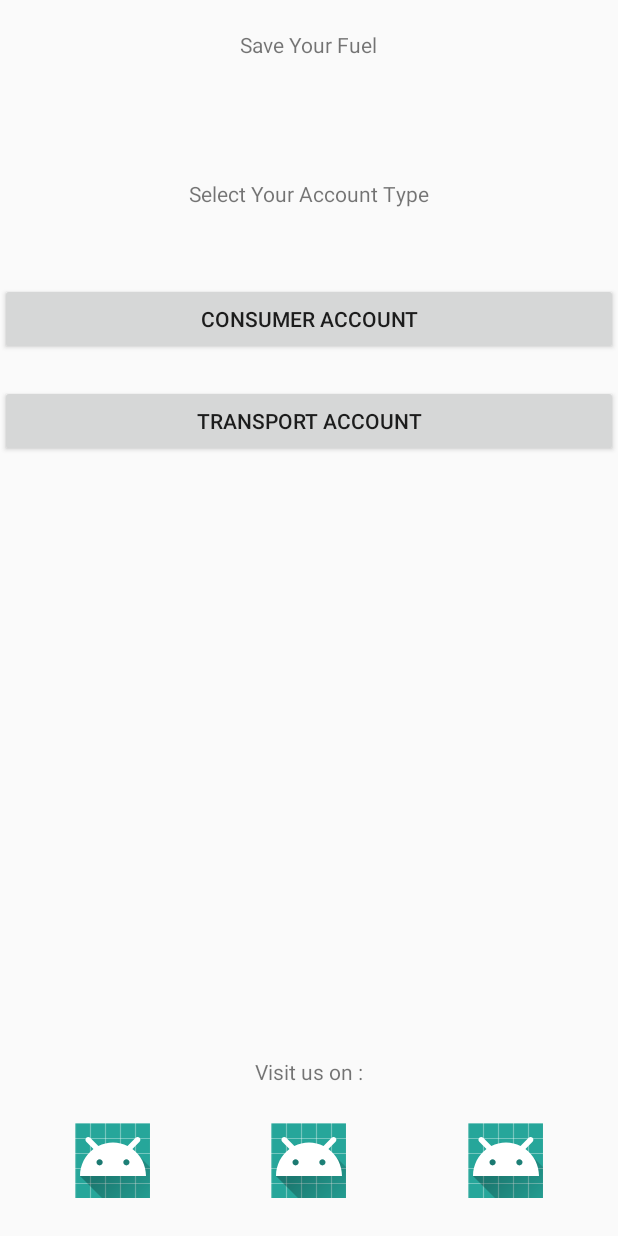
After one commit to Arjunxxxl/saveyourfuel2, an Android app: the selectTyleActivity screen opened directly, with no data from a screen before it, on a phone screen of 412 x 824 dp. The commit adds this screen. Run offline under Robolectric (Android 15) with nearby library versions, the phone set to English and light mode, and no system bars.

Commit message:
second commit

```diff
--- a/app/src/main/AndroidManifest.xml
+++ b/app/src/main/AndroidManifest.xml
@@ -16,7 +16,9 @@
                 <category android:name="android.intent.category.LAUNCHER" />
             </intent-filter>
         </activity>
-        <activity android:name=".loginActivity"></activity>
+        <activity android:name=".loginActivity" />
+        <activity android:name=".selectTyleActivity" />
+        <activity android:name=".consumerREGActivity"></activity>
     </application>
 
 </manifest>
--- /dev/null
+++ b/app/src/main/java/com/saveyourfuel/saveyourfuel/selectTyleActivity.java
@@ -0,0 +1,39 @@
+package com.saveyourfuel.saveyourfuel;
+
+import android.content.Intent;
+import android.support.v7.app.AppCompatActivity;
+import android.os.Bundle;
+import android.view.View;
+import android.widget.Button;
+
+public class selectTyleActivity extends AppCompatActivity implements View.OnClickListener{
+
+    Button consumer,trasnsport;
+
+    @Override
+    protected void onCreate(Bundle savedInstanceState) {
+        super.onCreate(savedInstanceState);
+        setContentView(R.layout.activity_select_tyle);
+        consumer = findViewById(R.id.button);
+        trasnsport = findViewById(R.id.button1);
+        consumer.setOnClickListener(this);
+        trasnsport.setOnClickListener(this);
+    }
+
+    @Override
+    public void onClick(View view) {
+        switch (view.getId())
+        {
+            case R.id.button :
+                Intent mainIntent = new Intent(selectTyleActivity.this, consumerREGActivity.class);
+                startActivity(mainIntent);
+                //selectTyleActivity.this.finish();
+                break;
+            case R.id.button1 :
+                Intent mainIntent1 = new Intent(selectTyleActivity.this, loginActivity.class);
+                startActivity(mainIntent1);
+                //selectTyleActivity.this.finish();
+                break;
+        }
+    }
+}
--- /dev/null
+++ b/app/src/main/res/layout/activity_select_tyle.xml
@@ -0,0 +1,89 @@
+<?xml version="1.0" encoding="utf-8"?>
+<android.widget.RelativeLayout xmlns:android="http://schemas.android.com/apk/res/android"
+    xmlns:app="http://schemas.android.com/apk/res-auto"
+    xmlns:tools="http://schemas.android.com/tools"
+    android:layout_width="match_parent"
+    android:layout_height="match_parent"
+    tools:context="com.saveyourfuel.saveyourfuel.selectTyleActivity">
+
+    <TextView
+        android:id="@+id/textView"
+        android:layout_width="wrap_content"
+        android:layout_height="wrap_content"
+        android:layout_alignParentTop="true"
+        android:layout_centerHorizontal="true"
+        android:layout_marginTop="20dp"
+        android:text="Save Your Fuel" />
+
+    <TextView
+        android:id="@+id/textView1"
+        android:layout_width="wrap_content"
+        android:layout_height="wrap_content"
+        android:layout_below="@+id/textView"
+        android:layout_centerHorizontal="true"
+        android:layout_marginTop="80dp"
+        android:text="Select Your Account Type" />
+
+    <Button
+        android:id="@+id/button"
+    android:layout_width="match_parent"
+    android:layout_height="wrap_content"
+    android:layout_centerHorizontal="true"
+    android:layout_below="@+id/textView1"
+    android:text="Consumer Account"
+    android:layout_marginTop="50dp"
+    />
+
+    <Button
+        android:id="@+id/button1"
+        android:layout_width="match_parent"
+        android:layout_height="wrap_content"
+        android:layout_centerHorizontal="true"
+        android:layout_below="@+id/button"
+        android:text="Transport Account"
+        android:layout_marginTop="20dp"
+        />
+
+    <TextView
+        android:id="@+id/textView2"
+        android:layout_width="wrap_content"
+        android:layout_height="wrap_content"
+        android:layout_alignParentBottom="true"
+        android:layout_centerHorizontal="true"
+        android:layout_marginBottom="100dp"
+        android:text="Visit us on :" />
+
+    <ImageButton
+        android:id="@+id/imageButton3"
+        android:layout_width="50dp"
+        android:layout_height="50dp"
+        android:layout_alignParentBottom="true"
+        android:layout_alignParentStart="true"
+        android:layout_alignParentLeft="true"
+        android:layout_marginLeft="50dp"
+        android:layout_marginStart="50dp"
+        android:layout_marginBottom="25dp"
+        app:srcCompat="@mipmap/ic_launcher" />
+
+    <ImageButton
+        android:id="@+id/imageButton4"
+        android:layout_width="50dp"
+        android:layout_height="50dp"
+        android:layout_alignParentBottom="true"
+        android:layout_alignParentEnd="true"
+        android:layout_alignParentRight="true"
+        android:layout_marginEnd="50dp"
+        android:layout_marginRight="50dp"
+        android:layout_marginBottom="25dp"
+        app:srcCompat="@mipmap/ic_launcher" />
+
+    <ImageButton
+        android:id="@+id/imageButton5"
+        android:layout_width="50dp"
+        android:layout_height="50dp"
+        android:layout_alignParentBottom="true"
+        android:layout_centerHorizontal="true"
+        android:layout_marginBottom="25dp"
+        app:srcCompat="@mipmap/ic_launcher" />
+
+</android.widget.RelativeLayout>
--- a/app/src/main/res/values/strings.xml
+++ b/app/src/main/res/values/strings.xml
@@ -1,3 +1,4 @@
 <resources>
     <string name="app_name">saveyourfuel</string>
+    <string name="regester"><u><b>New here, Register Now!</b></u></string>
 </resources>
--- a/app/src/main/res/values/styles.xml
+++ b/app/src/main/res/values/styles.xml
@@ -8,4 +8,8 @@
         <item name="colorAccent">@color/colorAccent</item>
     </style>
 
+    <style name="MyAppearance" parent="TextAppearance.AppCompat">
+        <item name="android:textColor">?attr/colorPrimary</item>
+    </style>
+
 </resources>
--- a/build.gradle
+++ b/build.gradle
@@ -8,6 +8,7 @@ buildscript {
     }
     dependencies {
         classpath 'com.android.tools.build:gradle:3.0.1'
+
 
 
         // NOTE: Do not place your application dependencies here; they belong
```
Also changed, not shown: app/src/main/java/com/saveyourfuel/saveyourfuel/loginActivity.java (+28 -1 lines), app/src/main/res/layout/activity_consumer_reg.xml (added, +102 -0 lines), app/src/main/res/layout/activity_login.xml (+92 -2 lines).
